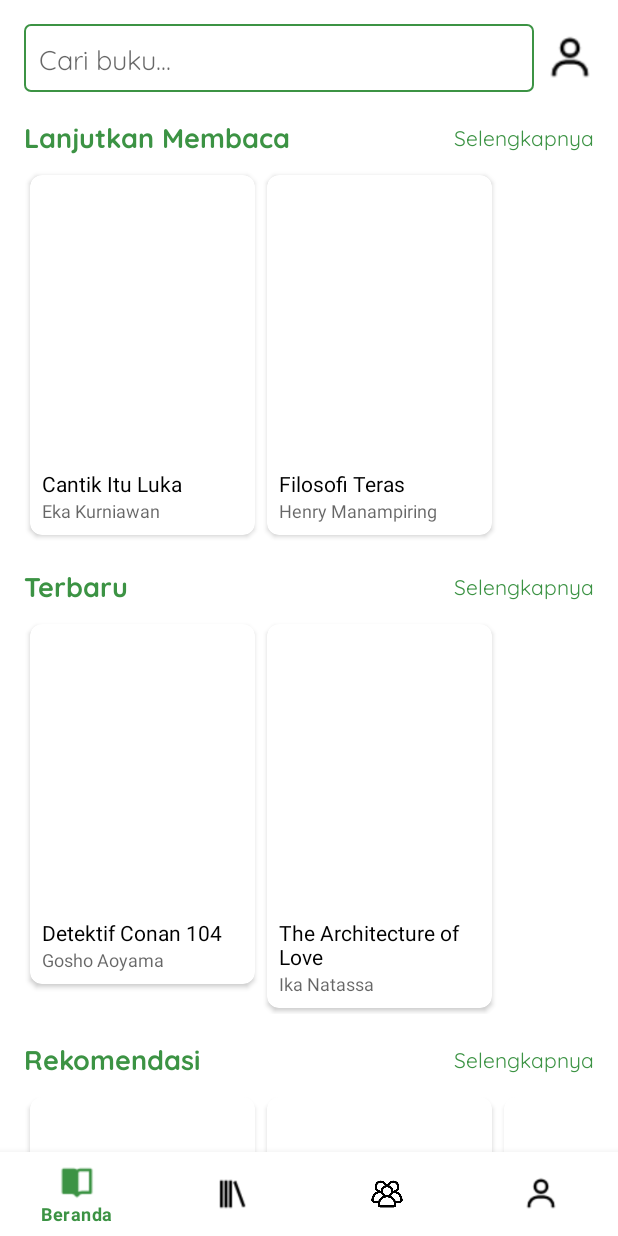
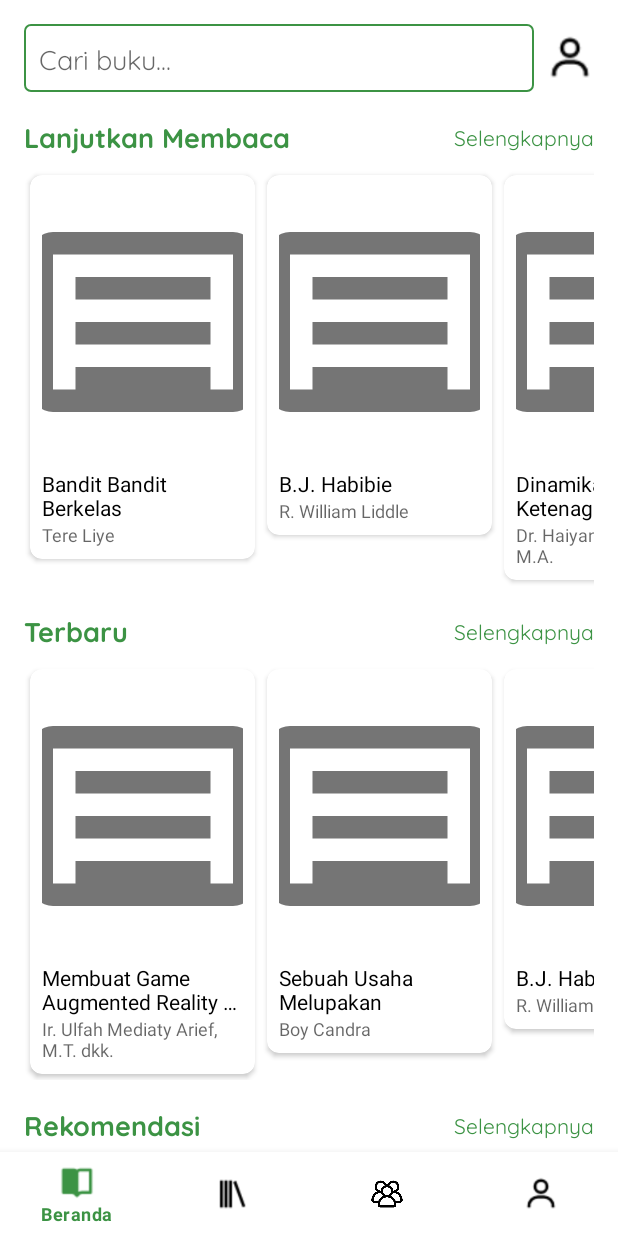
Before and after one commit to EvindaAprl/library-app, an Android app: the DashboardActivity screen opened directly, with no data from a screen before it, on a phone screen of 412 x 824 dp. Run offline under Robolectric (Android 15) with nearby library versions, the phone set to English and light mode, and no system bars; our stand-ins replace Room's generated code; pictures from the network do not load.

Commit message:
room database books

```diff
--- /dev/null
+++ b/app/src/main/java/com/example/libraryapp/AppDatabase.kt
@@ -0,0 +1,30 @@
+package com.example.libraryapp
+
+import android.content.Context
+import androidx.room.Database
+import androidx.room.Room
+import androidx.room.RoomDatabase
+import com.example.libraryapp.model.Book
+
+@Database(entities = [Book::class], version = 1, exportSchema = false)
+abstract class AppDatabase : RoomDatabase() {
+    abstract fun bookDao(): BookDao
+
+    companion object {
+        @Volatile
+        private var INSTANCE: AppDatabase? = null
+
+        fun getInstance(context: Context): AppDatabase {
+            return INSTANCE ?: synchronized(this) {
+                val instance = Room.databaseBuilder(
+                    context.applicationContext,
+                    AppDatabase::class.java,
+                    "library_database"
+                )
+                    .build()
+                INSTANCE = instance
+                instance
+            }
+        }
+    }
+}
--- a/app/src/main/java/com/example/libraryapp/Book.kt
+++ b/app/src/main/java/com/example/libraryapp/Book.kt
@@ -1,15 +1,16 @@
 package com.example.libraryapp.model
 
-import android.os.Parcelable
-import kotlinx.parcelize.Parcelize
+import androidx.room.Entity
+import androidx.room.PrimaryKey
 
-@Parcelize
+@Entity(tableName = "books")
 data class Book(
-    val id: Int,
+    @PrimaryKey val id: Int,
     val title: String,
     val author: String,
+    val year: Int,
     val synopsis: String,
-    val coverPath: String,
+    val coverPath: String?,
     val queueCount: Int,
     val availableCount: Int
-) : Parcelable
+)
--- a/app/src/main/java/com/example/libraryapp/BookAdapter.kt
+++ b/app/src/main/java/com/example/libraryapp/BookAdapter.kt
@@ -5,11 +5,14 @@ import android.view.ViewGroup
 import androidx.recyclerview.widget.DiffUtil
 import androidx.recyclerview.widget.ListAdapter
 import androidx.recyclerview.widget.RecyclerView
+import com.bumptech.glide.Glide
+import com.example.libraryapp.R
 import com.example.libraryapp.databinding.ItemBookBinding
 import com.example.libraryapp.model.Book
+import android.content.Context
+import android.util.TypedValue
 
 class BookAdapter(private val listener: OnBookClickListener) : ListAdapter<Book, BookAdapter.BookViewHolder>(BookDiffCallback()) {
-
     interface OnBookClickListener {
         fun onBookClick(bookId: Int)
     }
@@ -37,8 +40,13 @@ class BookAdapter(private val listener: OnBookClickListener) : ListAdapter<Book,
         fun bind(book: Book) {
             binding.tvBookTitle.text = book.title
             binding.tvBookAuthor.text = book.author
-            // Tambahkan logic untuk load image buku
-            // binding.ivBookCover.setImageResource(book.coverImageResId)
+
+            Glide.with(binding.root.context)
+                .load(book.coverPath)
+                .override(200.dpToPx(binding.root.context), 250.dpToPx(binding.root.context))
+                .placeholder(R.drawable.ic_book)
+                .error(R.drawable.ic_book)
+                .into(binding.ivBookCover)
         }
     }
 
@@ -51,4 +59,28 @@ class BookAdapter(private val listener: OnBookClickListener) : ListAdapter<Book,
             return oldItem == newItem
         }
     }
+
+    fun Float.dpToPx(context: Context): Int {
+        return TypedValue.applyDimension(
+            TypedValue.COMPLEX_UNIT_DIP,
+            this,
+            context.resources.displayMetrics
+        ).toInt()
+    }
+
+    fun Int.dpToPx(context: Context): Int {
+        return TypedValue.applyDimension(
+            TypedValue.COMPLEX_UNIT_DIP,
+            this.toFloat(),
+            context.resources.displayMetrics
+        ).toInt()
+    }
+
+    fun Int.pxToDp(context: Context): Float {
+        return this / context.resources.displayMetrics.density
+    }
+
+    fun Float.pxToDp(context: Context): Float {
+        return this / context.resources.displayMetrics.density
+    }
 }
--- /dev/null
+++ b/app/src/main/java/com/example/libraryapp/BookDao.kt
@@ -0,0 +1,21 @@
+package com.example.libraryapp
+
+import androidx.room.Dao
+import androidx.room.Insert
+import androidx.room.Query
+import com.example.libraryapp.model.Book
+
+@Dao
+interface BookDao {
+    @Query("SELECT * FROM books")
+    suspend fun getAllBooks(): List<Book>
+
+    @Query("SELECT * FROM books WHERE id = :bookId")
+    suspend fun getBookById(bookId: Int): Book?
+
+    @Insert
+    suspend fun insertBook(book: Book)
+
+    @Insert
+    suspend fun insertBooks(books : List<Book>)
+}
--- a/app/src/main/java/com/example/libraryapp/Collection.kt
+++ b/app/src/main/java/com/example/libraryapp/Collection.kt
@@ -1,12 +1,8 @@
 package com.example.libraryapp.model
 
-import android.os.Parcelable
-import kotlinx.parcelize.Parcelize
-
-@Parcelize
 data class Collection(
     val id: Int,
     val title: String,
     val bookCount: Int,
     val coverPath: String
-) : Parcelable
+)
--- a/app/src/main/java/com/example/libraryapp/DashboardActivity.kt
+++ b/app/src/main/java/com/example/libraryapp/DashboardActivity.kt
@@ -3,16 +3,25 @@ package com.example.libraryapp
 import android.os.Bundle
 import androidx.appcompat.app.AppCompatActivity
 import androidx.fragment.app.Fragment
-import com.example.libraryapp.adapter.BookAdapter
+import androidx.lifecycle.LifecycleObserver
+import androidx.lifecycle.lifecycleScope
+import kotlinx.coroutines.launch
 import com.example.libraryapp.databinding.ActivityDashboardBinding
-import com.google.android.material.bottomnavigation.BottomNavigationView
 
-class DashboardActivity : AppCompatActivity(), BookAdapter.OnBookClickListener {
+class DashboardActivity : AppCompatActivity(), LifecycleObserver {
     private lateinit var binding: ActivityDashboardBinding
+    lateinit var database: AppDatabase
     override fun onCreate(savedInstanceState: Bundle?) {
         super.onCreate(savedInstanceState)
         binding = ActivityDashboardBinding.inflate(layoutInflater)
         setContentView(binding.root)
+
+        database = AppDatabase.getInstance(this)
+        // Panggil DatabaseSeeder untuk melakukan inisialisasi data
+        lifecycleScope.launch {
+            DatabaseSeeder.seed(this@DashboardActivity, database.bookDao())
+        }
+
         // Set fragment awal (Homepage)
         loadFragment(HomepageFragment())
 
@@ -36,15 +45,4 @@ class DashboardActivity : AppCompatActivity(), BookAdapter.OnBookClickListener {
             .replace(R.id.fragment_container, fragment)
             .commit()
     }
-    override fun onBookClick(bookId: Int) {
-        val bundle = Bundle()
-        bundle.putInt("book_id", bookId)
-
-        val detailBookFragment = DetailBookFragment()
-        detailBookFragment.arguments = bundle
-        supportFragmentManager.beginTransaction()
-            .replace(R.id.fragment_container, detailBookFragment)
-            .addToBackStack(null)
-            .commit()
-    }
 }
--- /dev/null
+++ b/app/src/main/java/com/example/libraryapp/DatabaseSeeder.kt
@@ -0,0 +1,35 @@
+package com.example.libraryapp
+
+import android.content.Context
+import android.util.Log
+import com.example.libraryapp.model.Book
+
+object DatabaseSeeder {
+    suspend fun seed(context: Context, bookDao: BookDao) {
+        if (bookDao.getAllBooks().isEmpty()) { // Cek apakah database kosong
+            try {
+                val books = listOf(
+                    Book(id = 1, title = "Laskar Pelangi", author = "Andrea Hirata", year = 2005, synopsis = "Menceritakan tentang kehidupan 10 anak dari keluarga miskin yang bersekolah di SD dan SMP Muhammadiyah di Desa Gantung, Belitung.", coverPath = "https://drive.google.com/uc?id=1MSbkJWG5lmySBI4xDONicQaPBXWTuw04", queueCount = 12, availableCount = 1),
+                    Book(id = 2, title = "Membuat Game Augmented Reality (AR) dengan Unity 3D", author = "Ir. Ulfah Mediaty Arief, M.T. dkk.", year = 2019, synopsis = "Buku ini akan menjadi referensi yang baik untuk mahasiswa Jurusan Teknik Informatika, Ilmu Komputer, dan sejenisnya. Selain itu, buku ini juga dapat menjadi referensi bagi pecinta game yang ingin mencoba membuat game sendiri.", coverPath = "https://drive.google.com/uc?id=1f_79qZFyhGK9QynB5HNGUy70hCNU0OAk", queueCount = 0, availableCount = 19),
+                    Book(id = 3, title = "Bandit Bandit Berkelas", author = "Tere Liye", year = 2024, synopsis = "Mereka memang adalah bedebah.\nBandit-bandit.\nTapi mereka bukan pengkhianat, orang-orang bermuka dua, penjilat dan tabiat murahan lainnya.\nMereka adalah bandit-bandit dengan kehormatan. Setia kawan. Pemegang janji terbaik.\nMereka adalah bandit-bandit berkelas.", coverPath = "https://drive.google.com/uc?id=1HFs2o0nm4WsbNqUT7GG0KtmCoRXojdpy", queueCount = 21, availableCount = 11),
+                    Book(id = 4, title = "Sebuah Usaha Melupakan", author = "Boy Candra", year = 2016, synopsis = "Buku ini bercerita tentang “Aku” yang sangat mencintai pasangannya, dia awalnya memuji dan mengelukan pasangannya dengan kata-kata manis, pujian, dan cinta, meski mereka berhubungan jarak jauh. Hubungan mereka manis, penuh janji dan harapan. Namun, ketika si “aku” dihianati oleh pasangannya akibat kehadiran orang ketiga, dia beralih menjadi pembenci, dan berkata kasar. “aku” yang tadinya sangat romantis, manis, penuh kata-kata pujian tentang bagaimana bahagianya dia menemukan pasangannya, beralih mengeluarkan kata-kata yang kasar, seperti “Kau bukan orang yang layak diperjuangkan sepenuh hati” atau “Waktu akan mengutukmu, hingga tak ada satu hal pun yang menjadi bahagia yang bersedia mengetuk dadamu”.", coverPath = "https://drive.google.com/uc?id=1GHfw-A7LV1w8J3ywnrew1LBMw8YM_A5F", queueCount = 27, availableCount = 13),
+                    Book(id = 5, title = "Sejarah Filsafat Barat", author = "Stephen Evans, C.", year=2024, synopsis = "Memuat tokoh-tokoh utama dan pandangan-pandangan dari filsafat-filsafat besar yang membentuk sejarah pemikiran manusia, yang ditulis dengan sangat jelas dan ringkas.", coverPath = "https://drive.google.com/uc?id=1nHJVxq_W2nltaq2_aCAdOuKqyRin6SG_", queueCount = 1, availableCount = 1),
+                    Book(id = 6, title = "B.J. Habibie", author = "R. William Liddle", year = 1998, synopsis = "Menganalisis peran B.J. Habibie dalam transisi politik Indonesia.", coverPath = "https://drive.google.com/uc?id=1gj-JIO-u43oDV6AAPPqlC48NLVCbw1T3", queueCount = 5, availableCount = 3),
+                    Book(id = 7, title = "Buya Hamka", author = "EmhaF", year = 2021, synopsis = "Membahas pemikiran dan gagasan Buya Hamka.", coverPath = "https://drive.google.com/uc?id=1zjFzRypnbEkFmVVRsK_nWeIBUreL-vFa/view?usp=drive_link", queueCount = 15, availableCount = 2),
+                    Book(id = 8, title = "Teori dan Praktik Desain UI/UX", author = "Rifda Faticha Alfa Aziza", year = 2023, synopsis = "Panduan lengkap tentang desain antarmuka dan pengalaman pengguna.", coverPath = "https://drive.google.com/uc?id=1X_obTam9MOKiiAMpNE6uB46WwUEQl5FG", queueCount = 8, availableCount = 1),
+                    Book(id = 9, title = "Dinamika Regulasi Ketenagakerjaan", author = "Dr. Haiyani Rumondang, M.A.", year = 2023, synopsis = "Analisis mendalam tentang perubahan regulasi ketenagakerjaan.", coverPath = "https://drive.google.com/uc?id=1X188pTgL7Mq59hWZ2oCJIR1w97wLOFxE", queueCount = 3, availableCount = 5),
+                    Book(id = 10, title = "Filsafat Berfikir", author = "EmhaF", year = 2022, synopsis = "Mengupas konsep dan pentingnya berfikir filosofis.", coverPath = "https://drive.google.com/uc?id=1Pc2FUWmwyvBqM1F5ZEBQv9_R-5Y6VFlG", queueCount = 10, availableCount = 4),
+                    Book(id = 11, title = "Habis Gelap Terbitlah Terang", author = "R.A. Kartini", year = 1911, synopsis = "Kumpulan surat-surat Kartini tentang emansipasi wanita.", coverPath = "https://drive.google.com/uc?id=1uYhAdLBR9RPN2_j-2GyQ3WH0bqkDOcGm", queueCount = 20, availableCount = 1),
+                    Book(id = 12, title = "Money Genius", author = "Rana Kinasih", year = 2023, synopsis = "Panduan praktis untuk mengelola keuangan dengan cerdas.", coverPath = "https://drive.google.com/uc?id=12OhzSoImQZrZdBE14R-motKmMMn56sAd", queueCount = 7, availableCount = 2),
+                    Book(id = 13, title = "Trauma", author = "Boy Candra", year = 2023, synopsis = "Kumpulan puisi tentang pengalaman dan penyembuhan dari trauma.", coverPath = "https://drive.google.com/uc?id=16emt1hzpJkwVHlwAPs24SsMUT0vrXH-h", queueCount = 12, availableCount = 3),
+                    Book(id = 14, title = "Hukum Pidana Adat", author = "Prof. Dr. Barda Nawawi Arief, S.H.", year = 2002, synopsis = "Kajian tentang hukum pidana yang bersumber dari adat.", coverPath = "https://drive.google.com/uc?id=1v9vR8M45zcjQkg_614wFiuPQ3tAKuGkx", queueCount = 2, availableCount = 7),
+                    Book(id = 15, title = "Sendiri", author = "Tere Liye", year = 2021, synopsis = "Novel tentang perjalanan seseorang dalam menemukan makna hidup.", coverPath = "https://drive.google.com/uc?id=1YRcmzO57Zgp2OZ8U97gxxZRQzBdBb-2y", queueCount = 14, availableCount = 0)
+                )
+                bookDao.insertBooks(books)
+            }catch(e: Exception){
+                Log.e("DatabaseSeeder", "error inserting data: ${e.message}", e )
+            }
+
+        }
+    }
+}
--- a/app/src/main/java/com/example/libraryapp/HomepageFragment.kt
+++ b/app/src/main/java/com/example/libraryapp/HomepageFragment.kt
@@ -7,17 +7,19 @@ import android.view.ViewGroup
 import android.widget.Toast
 import androidx.fragment.app.Fragment
 import androidx.recyclerview.widget.LinearLayoutManager
+import android.util.Log
+import androidx.lifecycle.lifecycleScope
+import kotlinx.coroutines.launch
 import com.example.libraryapp.adapter.BookAdapter
 import com.example.libraryapp.databinding.FragmentHomepageBinding
-import com.example.libraryapp.model.Book
 
 class HomepageFragment : Fragment() {
-
     private var _binding: FragmentHomepageBinding? = null
     private val binding get() = _binding!!
     private lateinit var continueReadingAdapter: BookAdapter
     private lateinit var newBooksAdapter: BookAdapter
     private lateinit var recommendationAdapter: BookAdapter
+    private lateinit var bookDao: BookDao
 
     override fun onCreateView(
         inflater: LayoutInflater, container: ViewGroup?,
@@ -30,59 +32,86 @@ class HomepageFragment : Fragment() {
     override fun onViewCreated(view: View, savedInstanceState: Bundle?) {
         super.onViewCreated(view, savedInstanceState)
 
+        // Get instance AppDatabase dan BookDao
+        bookDao = (requireActivity() as DashboardActivity).database.bookDao()
+
         setupRecyclerViews()
         loadData()
         setupSearch()
     }
-    private fun setupRecyclerViews(){
+
+    // HomepageFragment.kt
+    private fun setupRecyclerViews() {
         // Inisialisasi RecyclerView Lanjutkan Membaca
-        continueReadingAdapter = BookAdapter(activity as BookAdapter.OnBookClickListener)
+        continueReadingAdapter = BookAdapter(object : BookAdapter.OnBookClickListener {
+            override fun onBookClick(bookId: Int) {
+                navigateToDetail(bookId)
+            }
+        })
         binding.continueReadingRecycler.apply {
             layoutManager = LinearLayoutManager(context, LinearLayoutManager.HORIZONTAL, false)
             adapter = continueReadingAdapter
         }
 
-
         // Inisialisasi RecyclerView Terbaru
-        newBooksAdapter = BookAdapter(activity as BookAdapter.OnBookClickListener)
+        newBooksAdapter = BookAdapter(object : BookAdapter.OnBookClickListener {
+            override fun onBookClick(bookId: Int) {
+                navigateToDetail(bookId)
+            }
+        })
         binding.newBooksRecycler.apply {
             layoutManager = LinearLayoutManager(context, LinearLayoutManager.HORIZONTAL, false)
             adapter = newBooksAdapter
         }
 
         // Inisialisasi RecyclerView Rekomendasi
-        recommendationAdapter = BookAdapter(activity as BookAdapter.OnBookClickListener)
+        recommendationAdapter = BookAdapter(object : BookAdapter.OnBookClickListener {
+            override fun onBookClick(bookId: Int) {
+                navigateToDetail(bookId)
+            }
+        })
         binding.recommendationRecycler.apply {
             layoutManager = LinearLayoutManager(context, LinearLayoutManager.HORIZONTAL, false)
             adapter = recommendationAdapter
         }
     }
 
+    private fun navigateToDetail(bookId: Int) {
+        val bundle = Bundle().apply {
+            putInt("BOOK_ID", bookId)
+        }
+        // Navigate ke DetailBookFragment dengan passing bundle
+        parentFragmentManager.beginTransaction()
+            .replace(R.id.fragment_container, DetailBookFragment().apply {
+                arguments = bundle
+            })
+            .addToBackStack(null)
+            .commit()
+    }
 
     private fun loadData() {
-        // Data dummy untuk Lanjutkan Membaca
-        val continueReadingList = listOf(
-            Book(id = 1, title = "Cantik Itu Luka", author = "Eka Kurniawan", synopsis = "", coverPath = "", queueCount = 1, availableCount = 1),
-            Book(id = 2, title = "Filosofi Teras", author = "Henry Manampiring", synopsis = "", coverPath = "", queueCount = 1, availableCount = 1),
-        )
-        continueReadingAdapter.submitList(continueReadingList)
+        lifecycleScope.launch {
+            try {
+                // Ambil semua buku dari database
+                val allBooks = bookDao.getAllBooks()
 
-        // Data dummy untuk Terbaru
-        val newBooksList = listOf(
-            Book(id = 3, title = "Detektif Conan 104", author = "Gosho Aoyama", synopsis = "Kematian misterius \"Koji Haneda\", seorang pemain shogi jenius. Kebenaran di balik kasus yang lama terpendam.", coverPath = "", queueCount = 1, availableCount = 1),
-            Book(id = 4, title = "The Architecture of Love", author = "Ika Natassa", synopsis = "Mengisahkan tentang kehidupan percintaan penulis muda, Raia Risjad, yang selalu menghantui.", coverPath = "", queueCount = 1, availableCount = 1),
+                // Filter buku berdasarkan ID yang telah ditentukan
+                val continueReadingList = allBooks.filter { it.id % 3 == 0 }
+                val newBooksList = allBooks.filter { it.id % 2 == 0 }
+                val recommendationList = allBooks.filter { it.id % 5 == 0 }
 
-            )
-        newBooksAdapter.submitList(newBooksList)
+                // Submit data ke adapter
+                continueReadingAdapter.submitList(continueReadingList)
+                newBooksAdapter.submitList(newBooksList)
+                recommendationAdapter.submitList(recommendationList)
 
 
-        // Data dummy untuk Rekomendasi
-        val recommendationList = listOf(
-            Book(id = 1, title = "Cantik Itu Luka", author = "Eka Kurniawan", synopsis = "", coverPath = "", queueCount = 1, availableCount = 1),
-            Book(id = 2, title = "Filosofi Teras", author = "Henry Manampiring", synopsis = "", coverPath = "", queueCount = 1, availableCount = 1),
-            Book(id = 5, title = "Negeri 5 Menara", author = "A. Fuadi", synopsis = "", coverPath = "", queueCount = 1, availableCount = 1)
-        )
-        recommendationAdapter.submitList(recommendationList)
+            } catch (e: Exception) {
+                // Tangani error jika terjadi masalah dengan database
+                Toast.makeText(requireContext(), "Error loading book data: ${e.message}", Toast.LENGTH_SHORT).show()
+                Log.e("HomepageFragment", "Error loading book data", e)
+            }
+        }
     }
 
 
--- a/app/src/main/java/com/example/libraryapp/SocialPost.kt
+++ b/app/src/main/java/com/example/libraryapp/SocialPost.kt
@@ -1,9 +1,5 @@
 package com.example.libraryapp.model
 
-import android.os.Parcelable
-import kotlinx.parcelize.Parcelize
-
-@Parcelize
 data class SocialPost(
     val id: Int,
     val userName: String,
@@ -13,4 +9,4 @@ data class SocialPost(
     val bookTitle: String,
     val likeCount: Int,
     val commentCount: Int
-) : Parcelable
+)
```
Also changed, not shown: app/build.gradle.kts (+17 -13 lines), app/src/main/java/com/example/libraryapp/AccountPost.kt (+1 -6 lines), app/src/main/java/com/example/libraryapp/DetailBookFragment.kt (+37 -44 lines), app/src/main/java/com/example/libraryapp/MainActivity.kt (+1 -11 lines), app/src/main/java/com/example/libraryapp/UserProfile.kt (+1 -6 lines), app/src/main/res/layout/fragment_detail_book.xml (+37 -27 lines).
